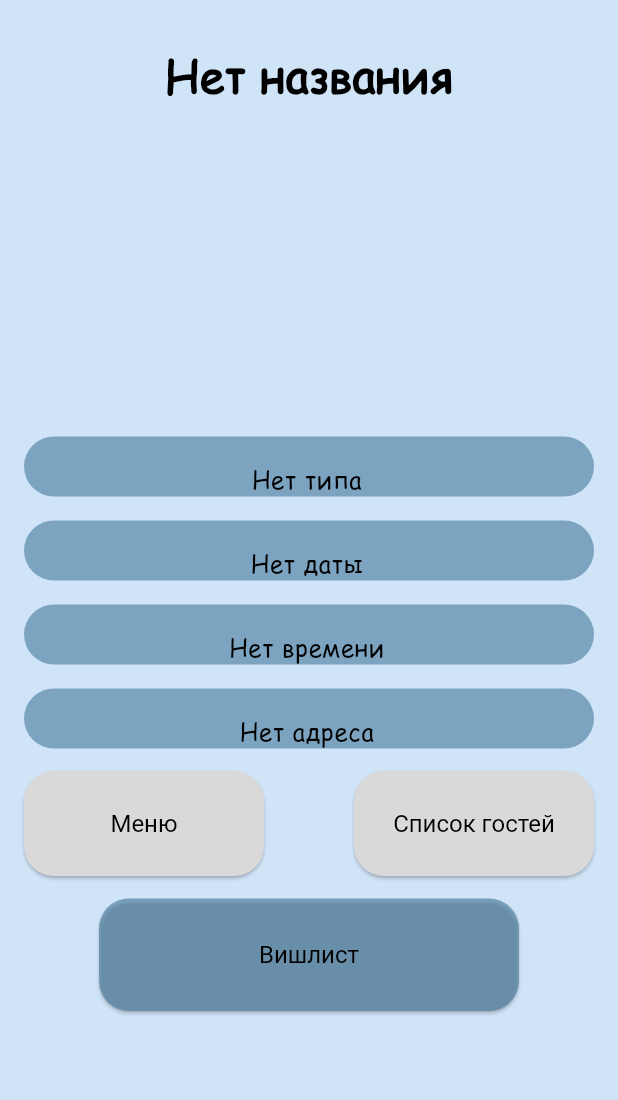
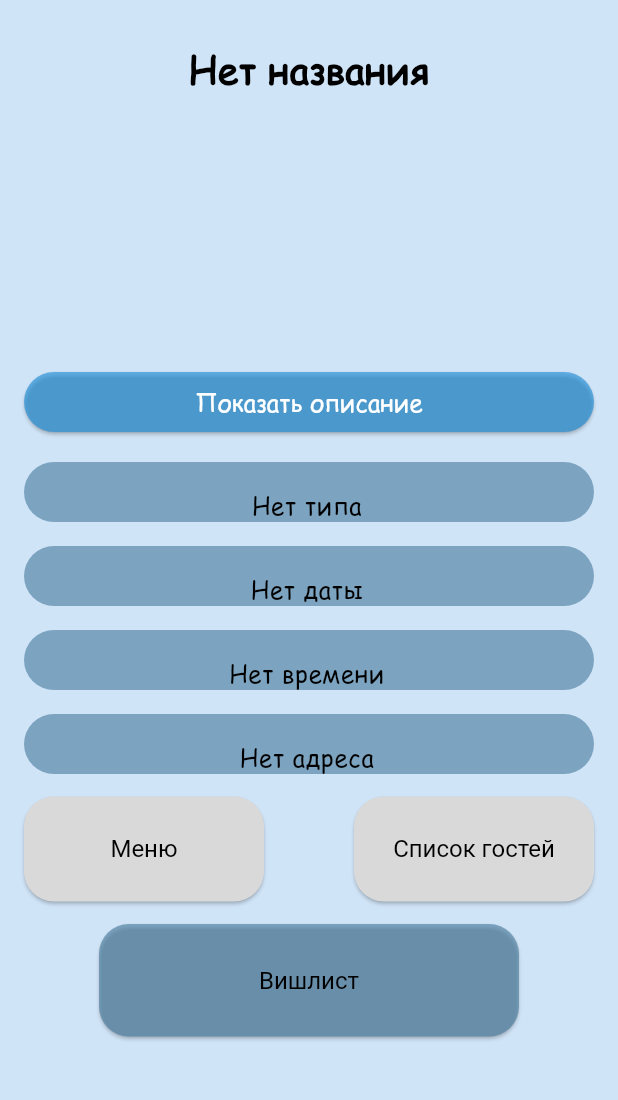
Before and after one commit to DiaboliFelis/Event-horizon, a Flutter app: the EventInfoScreen screen opened directly with empty values, on a phone screen of 412 x 824 dp, the part 66-1166 px from its top. Run offline on Flutter 3.47's test engine with Material 3 defaults, Android fonts, the phone set to English and light mode, and no system bars; our stand-ins replace cloud_firestore, email_validator, firebase_auth, firebase_core, firebase_storage, flutter_bloc and 1 more; accounts and stored records are empty.

Commit message:
fixed information_about_the_event

```diff
--- a/lib/presentation/pages/information_about_the_event/information_about_the_event.dart
+++ b/lib/presentation/pages/information_about_the_event/information_about_the_event.dart
@@ -4,6 +4,7 @@ import 'package:event_horizon/presentation/pages/information_about_the_event/inf
 import 'package:flutter/material.dart';
 import 'package:flutter_bloc/flutter_bloc.dart';
 import 'package:intl/intl.dart'; // Для форматирования даты и времени
+import 'package:event_horizon/presentation/pages/information_about_the_event/EventDetailsDialog.dart';
 
 class EventInfoScreen extends StatelessWidget {
   final String documentId; // Получаем documentId через конструктор
@@ -69,6 +70,34 @@ class EventInfoScreen extends StatelessWidget {
         ),
       );
     }
+
+    Widget _buildDescriptionButton(
+        {required String? description, required BuildContext context}) {
+      return ElevatedButton(
+        onPressed: () {
+          if (description != null) {
+            showDialog(
+              context: context,
+              builder: (BuildContext context) {
+                return EventDetailsDialog(description: description);
+              },
+            );
+          }
+        },
+        style: ElevatedButton.styleFrom(
+          backgroundColor: const Color.fromRGBO(29, 143, 219, 0.624),
+          foregroundColor: const Color.fromARGB(255, 255, 255, 255),
+          shape: RoundedRectangleBorder(
+            borderRadius: BorderRadius.circular(25),
+          ),
+          padding: const EdgeInsets.symmetric(horizontal: 16, vertical: 8),
+        ),
+        child: const Text(
+          'Показать описание', // Или любое другое название кнопки
+          style: TextStyle(fontSize: 16),
+        ),
+      );
+    }
     //Функция для создания закругленного контейнера с заголовком
 
     Widget _buildRoundedTitle(String title, Size size) {
@@ -77,7 +106,7 @@ class EventInfoScreen extends StatelessWidget {
           child: Text(
             title,
             style: const TextStyle(
-              fontSize: 30,
+              fontSize: 25,
               fontWeight: FontWeight.bold,
               color: Colors.black,
             ),
@@ -113,7 +142,13 @@ class EventInfoScreen extends StatelessWidget {
                     _buildRoundedTitle(
                         successState.eventdata.eventName ?? 'Нет названия',
                         const Size(351, 60)),
-                    SizedBox(height: 220),
+                    SizedBox(height: 180),
+                    _buildDescriptionButton(
+                      context: context,
+                      description: successState.eventdata.eventDescription ??
+                          'Нет дополнительной информации',
+                    ),
+                    SizedBox(height: 16),
                     _buildRoundedTextFormField(
                         initialValue:
                             successState.eventdata.eventType ?? 'Нет типа'),
--- a/lib/presentation/pages/information_about_the_event/information_about_the_event_data.dart
+++ b/lib/presentation/pages/information_about_the_event/information_about_the_event_data.dart
@@ -20,6 +20,7 @@ class InfAboutTheEventLoadSuccess extends InformationAboutTheEventState {
 
 class EventData {
   final String? eventName;
+  final String? eventDescription;
   final String? eventType;
   final String? eventDate;
   final String? eventTime;
@@ -27,6 +28,7 @@ class EventData {
 
   EventData({
     required this.eventName,
+    required this.eventDescription,
     required this.eventType,
     required this.eventDate,
     required this.eventTime,
@@ -40,6 +42,7 @@ class EventCubit extends Cubit<InformationAboutTheEventState> {
   Future<void> onPageOpened(String documentId) async {
     final emptyData = EventData(
         eventName: null,
+        eventDescription: null,
         eventType: null,
         eventDate: null,
         eventTime: null,
@@ -72,9 +75,10 @@ class EventCubit extends Cubit<InformationAboutTheEventState> {
         final data = doc.data() as Map<String, dynamic>;
         final eventdata = EventData(
             eventName: data['eventName'],
+            eventDescription: data['eventDescription'],
             eventType: data['eventType'],
-            eventDate: data['eventTime'],
-            eventTime: data['eventDate'],
+            eventDate: data['eventDate'],
+            eventTime: data['eventTime'],
             eventAddress: data['eventAddress']);
 
 //Передаём состояние и данные на страницу
```
Also changed, not shown: lib/presentation/pages/information_about_the_event/EventDetailsDialog.dart (added, +26 -0 lines), 4 other files.
